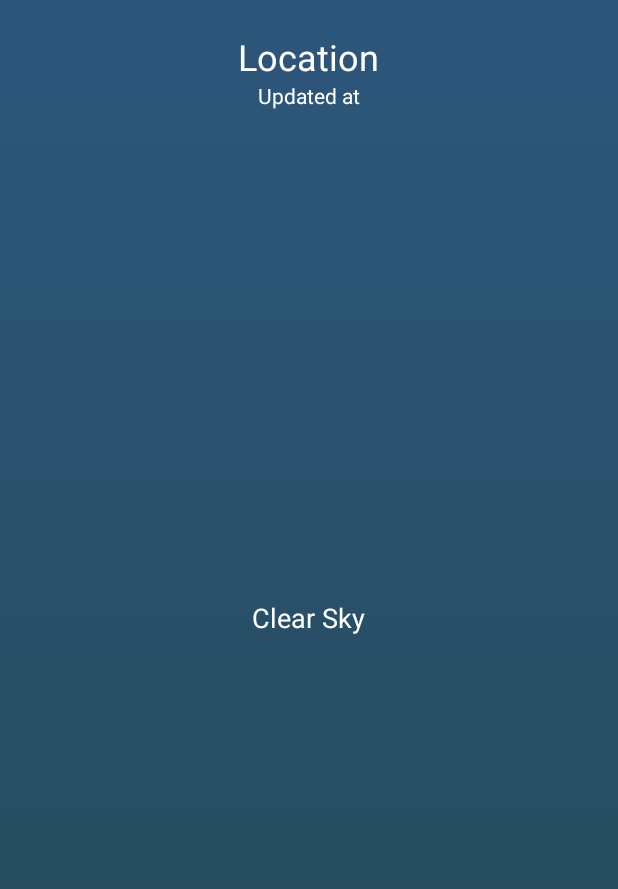
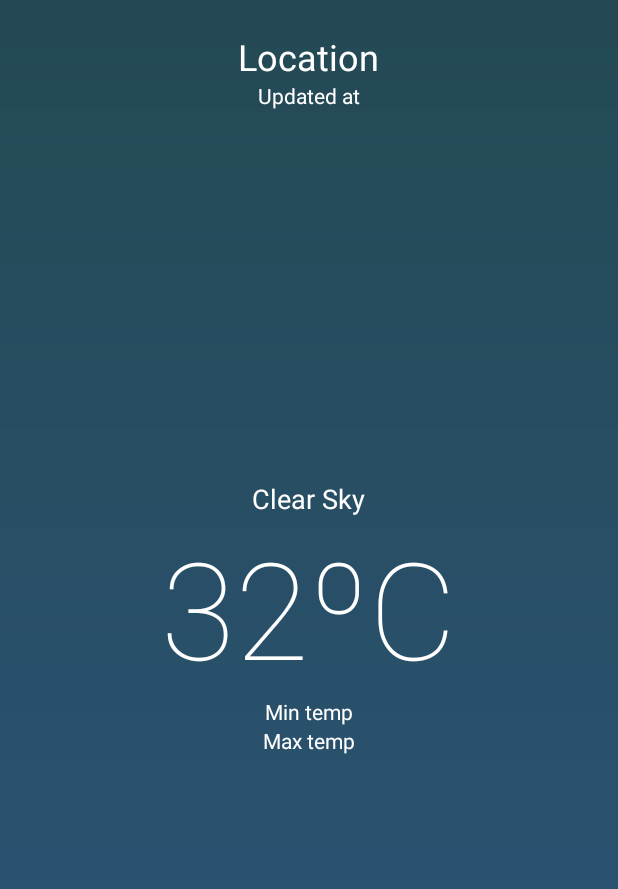
Before and after one commit to eduVieiraAF/Weathery, an Android app: the screen it shows after launch (MainActivity), on a phone screen of 412 x 824 dp. Shown: the top 889 px of the screen. Run offline under Robolectric (Android 15) with nearby library versions, the phone set to English and light mode, and no system bars.

Commit message:
Working on UI

```diff
--- a/app/src/main/res/drawable/gradient_bg1.xml
+++ b/app/src/main/res/drawable/gradient_bg1.xml
@@ -6,8 +6,8 @@
     <gradient
 
         android:angle="90"
-        android:startColor="@color/dark_teal"
-        android:endColor="@color/prussian_blue"
+        android:startColor="@color/prussian_blue"
+        android:endColor="@color/dark_teal"
         android:type="linear">
 
     </gradient>
--- a/app/src/main/res/layout/activity_main.xml
+++ b/app/src/main/res/layout/activity_main.xml
@@ -1,5 +1,6 @@
 <?xml version="1.0" encoding="utf-8"?>
 <RelativeLayout
+
     xmlns:android="http://schemas.android.com/apk/res/android"
     xmlns:app="http://schemas.android.com/apk/res-auto"
     xmlns:tools="http://schemas.android.com/tools"
@@ -18,7 +19,6 @@
         android:layout_height="match_parent">
 
         <LinearLayout
-
             android:id="@+id/addressLayout"
             android:layout_width="match_parent"
             android:layout_height="wrap_content"
@@ -26,7 +26,6 @@
             android:gravity="center">
 
             <TextView
-
                 android:id="@+id/TV_address"
                 android:textSize="24sp"
                 android:text="Location"
@@ -35,7 +34,6 @@
                 tools:ignore="HardcodedText" />
 
             <TextView
-
                 android:id="@+id/TV_updatedAt"
                 android:layout_width="wrap_content"
                 android:layout_height="wrap_content"
@@ -46,7 +44,6 @@
         </LinearLayout>
 
         <LinearLayout
-
             android:id="@+id/overviewLayout"
             android:layout_width="match_parent"
             android:layout_height="wrap_content"
@@ -54,7 +51,6 @@
             android:layout_centerInParent="true">
 
             <TextView
-
                 android:id="@+id/TV_status"
                 android:layout_width="wrap_content"
                 android:layout_height="wrap_content"
@@ -63,7 +59,42 @@
                 android:text="Clear Sky"
                 tools:ignore="HardcodedText" />
 
+            <TextView
+                android:id="@+id/TV_temp"
+                android:layout_width="wrap_content"
+                android:layout_height="wrap_content"
+                android:textSize="90sp"
+                android:fontFamily="sans-serif-thin"
+                android:layout_gravity="center"
+                android:text="32ºC"
+                tools:ignore="HardcodedText" />
+
+            <LinearLayout
+                android:layout_width="match_parent"
+                android:layout_height="match_parent"
+                android:gravity="center"
+                android:orientation="vertical">
+
+                <TextView
+                    android:id="@+id/TV_minTemp"
+                    android:layout_width="wrap_content"
+                    android:layout_height="wrap_content"
+                    android:text="Min temp"
+                    tools:ignore="HardcodedText" />
+
+                <Space
+                    android:layout_width="50dp"
+                    android:layout_height="wrap_content"/>
+
+                <TextView
+                    android:id="@+id/TV_maxTemp"
+                    android:layout_width="wrap_content"
+                    android:layout_height="wrap_content"
+                    android:text="Max temp"
+                    tools:ignore="HardcodedText" />
+
+            </LinearLayout>
+
             </LinearLayout>
     </RelativeLayout>
-
 </RelativeLayout>
--- a/app/src/main/res/values-night/themes.xml
+++ b/app/src/main/res/values-night/themes.xml
@@ -3,7 +3,7 @@
     <style name="Theme.Weathery" parent="Theme.MaterialComponents.DayNight.NoActionBar">
         <!-- Primary brand color. -->
         <item name="colorPrimary">@color/dark_teal</item>
-        <item name="colorPrimaryVariant">@color/dark_teal</item>
+        <item name="colorPrimaryVariant">@color/black</item>
         <item name="colorOnPrimary">@color/black</item>
         <!-- Secondary brand color. -->
         <item name="colorSecondary">@color/teal_700</item>
--- a/app/src/main/res/values/themes.xml
+++ b/app/src/main/res/values/themes.xml
@@ -3,7 +3,7 @@
     <style name="Theme.Weathery" parent="Theme.MaterialComponents.DayNight.NoActionBar">
         <!-- Primary brand color. -->
         <item name="colorPrimary">@color/dark_teal</item>
-        <item name="colorPrimaryVariant">@color/dark_teal</item>
+        <item name="colorPrimaryVariant">@color/black</item>
         <item name="colorOnPrimary">@color/white</item>
         <!-- Secondary brand color. -->
         <item name="colorSecondary">@color/teal_700</item>
```
